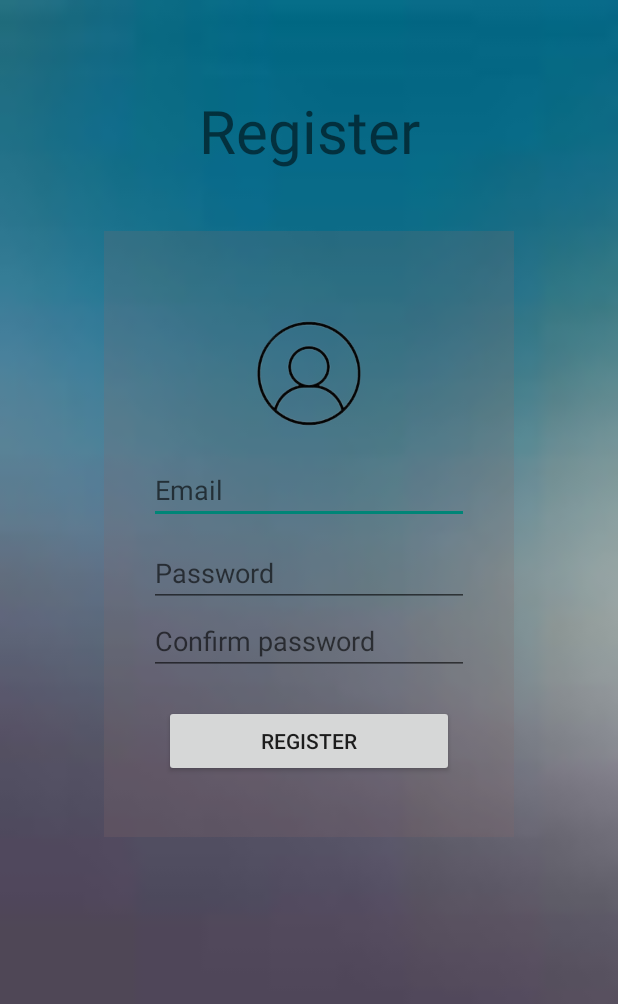
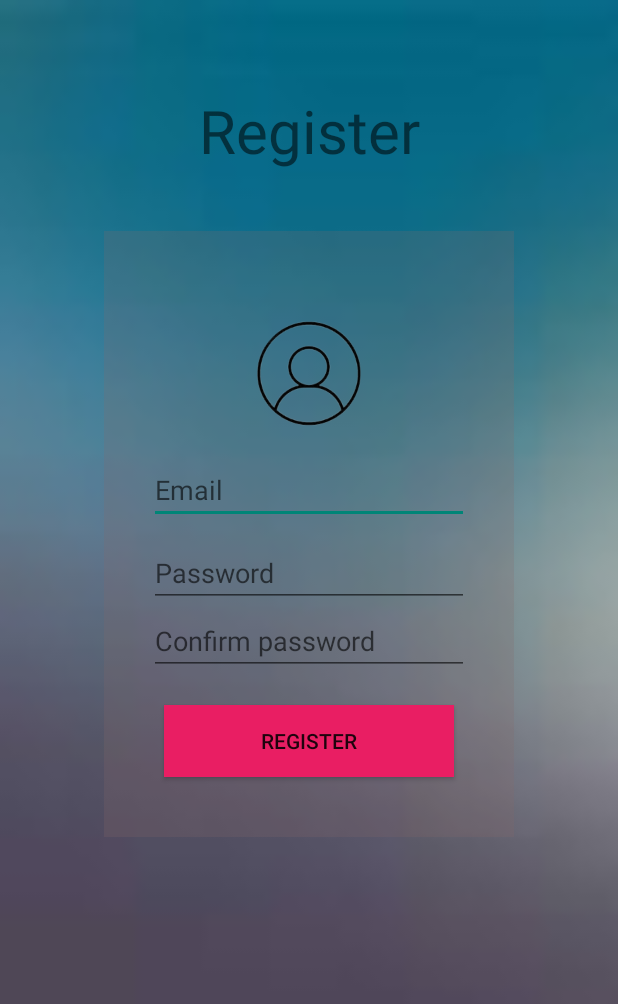
Before and after one commit to JaphethNalami/androidproject, an Android app: the register screen opened directly, with no data from a screen before it, on a phone screen of 412 x 824 dp. Shown: the top 1004 px of the screen. Run offline under Robolectric (Android 15) with nearby library versions, the phone set to English and light mode, and no system bars; our stand-ins replace Firebase (no records; nobody signed in at launch, a user with empty details on screens opened directly).

Commit message:
updated gradle!!

```diff
--- a/app/src/main/res/layout/activity_register.xml
+++ b/app/src/main/res/layout/activity_register.xml
@@ -87,6 +87,7 @@
             android:text="Register"
             android:layout_margin="20dp"
             tools:layout_editor_absoluteX="20dp"
-            tools:layout_editor_absoluteY="541dp" />
+            tools:layout_editor_absoluteY="541dp"
+            android:background="@color/red"/>
     </LinearLayout>
 </LinearLayout>
```
